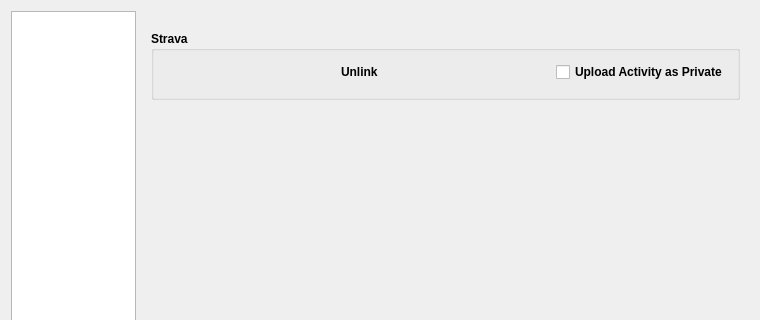
The window that src/ui/dialogmainwindowconfig.ui (MaximumTrainer/MaximumTrainer_Redux) describes before a commit, drawn with Qt 5; both pictures show x 0 to 760 and y 0 to 320 of the 760 by 460 pixel window.
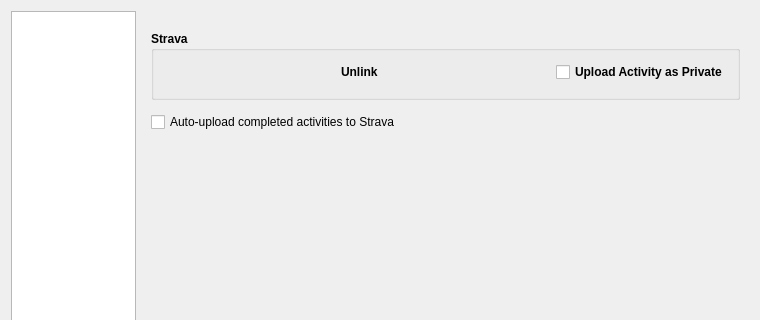
The same window after the commit. The open tabs and pages were chosen to show the change. Custom widgets are drawn as their Qt base class.

Commit message:
feat(strava): auto-upload toggle + post-workout trigger
- Strava Preferences page: 'Auto-upload completed activities to Strava'
  checkbox, wired to Account::strava_auto_upload (persisted).
- MainWindow::checkToUploadFile: when enabled and a token exists, refresh the
  access token via the Worker if expired, then upload (reusing the existing
  ExtRequest upload + status-poll slots).
- saveStravaCredentials() also persists strava_token_expires_at.

What changed in the file:
```diff
--- a/src/ui/dialogmainwindowconfig.ui
+++ b/src/ui/dialogmainwindowconfig.ui
@@ -418,6 +418,13 @@
          </layout>
         </widget>
        </item>
+       <item>
+        <widget class="QCheckBox" name="checkBox_stravaAutoUpload">
+         <property name="text">
+          <string>Auto-upload completed activities to Strava</string>
+         </property>
+        </widget>
+       </item>
        <item>
         <spacer name="verticalSpacer_3">
          <property name="orientation">
```
The commit also changes 4 other files.
